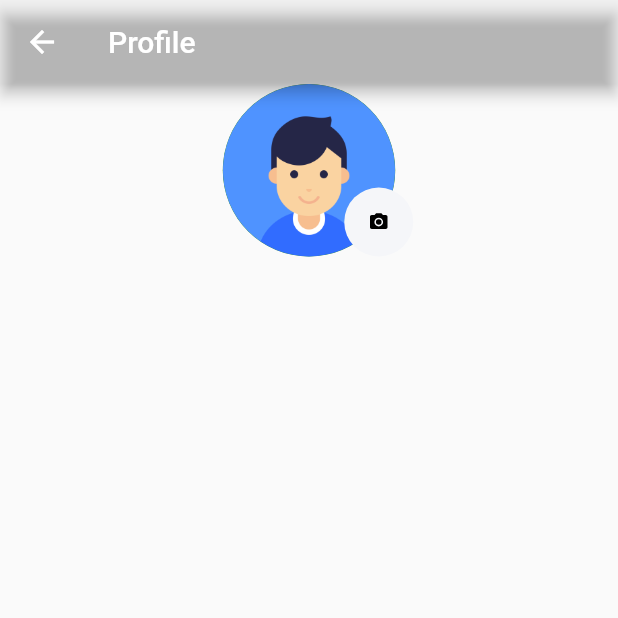
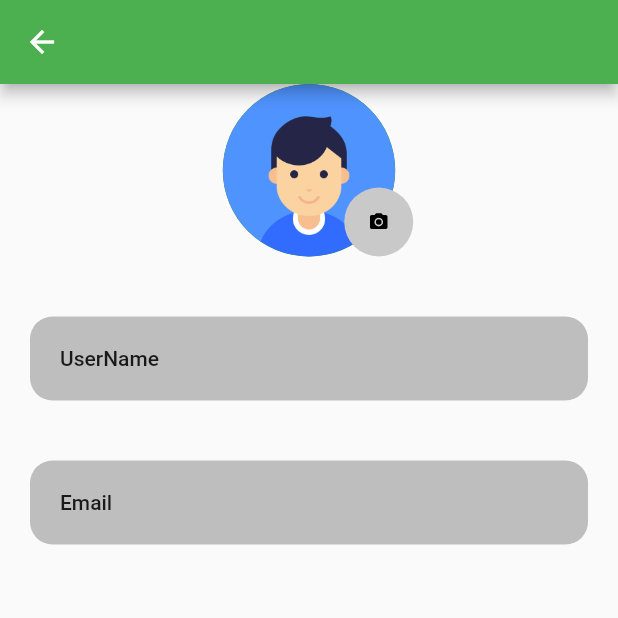
Before and after one commit to Owlar/ZWappR, a Flutter app: the ProfilePage screen opened directly, on a phone screen of 412 x 824 dp, the top half of it. Run offline on Flutter 3.47's test engine with Material 2 defaults, Android fonts, the phone set to English and light mode, and no system bars; our stand-ins replace firebase_auth, firebase_core, flutter_signin_button, flutter_svg, image_picker; missing offline and left inert: flutter_facebook_auth; accounts and stored records are empty.

Commit message:
added Camera function

```diff
--- a/lib/features/profile/ui/profile_page.dart
+++ b/lib/features/profile/ui/profile_page.dart
@@ -1,23 +1,90 @@
+import 'dart:io';
+
 import 'package:flutter/material.dart';
+import 'package:flutter_svg/svg.dart';
+import 'package:image_picker/image_picker.dart';
 import 'package:zwappr/features/profile/ui/profliePicture.dart';
 
 class ProfilePage extends StatefulWidget {
+
   @override
   _ProfilePageState createState() => _ProfilePageState();
+
 }
 
 class _ProfilePageState extends State<ProfilePage> {
+  File _image;
+  final imagePicker = ImagePicker();
+
+  Future getImage() async{
+    final image = await imagePicker.getImage(source: ImageSource.camera);
+    setState(() {
+      _image = File(image.path);
+    });
+
+
+  }
   @override
   Widget build(BuildContext context) {
     return Scaffold(
-      appBar: AppBar(
+      appBar: AppBar(),
+        body:  Center(
+          child: Column(
+            children: [
+              SizedBox(
+                height: 115,
+                width: 115,
+                child: Stack(
+                  fit: StackFit.expand,
+                  overflow: Overflow.visible,
+                  children: [
+                    CircleAvatar(
+                      backgroundImage: _image == null ? AssetImage("assets/images/profile_test.png") : FileImage(_image),
+                    ),
+                    Positioned(
+                      right: -12,
+                      bottom: 0,
+                      child: SizedBox(
+                          height: 46,
+                          width: 46,
+                          child: FlatButton(
 
-        title: Text("Profile"),
-        backgroundColor: Color(0xFF1E1E),
-      ),
-        body:  Center(
-          child: ProfilePicture(),
-
+                            shape: RoundedRectangleBorder(
+                                borderRadius: BorderRadius.circular(50),
+                                side: BorderSide(color: Color(0xFFFFFF))),
+                            color: Color(0xFFC9C9C9),
+                            onPressed: getImage,
+                            child: SvgPicture.asset("assets/icons/photo_camera-24px.svg"),
+                          )
+                      ),
+                    )
+                  ],
+                ),
+              ), SizedBox(height: 20,),
+              Padding(
+                padding: const EdgeInsets.symmetric(horizontal: 20, vertical: 20),
+                child: FlatButton(
+                    padding: EdgeInsets.all(20),
+                    shape: RoundedRectangleBorder(borderRadius: BorderRadius.circular(15)),
+                    color: Color(0xFFBFBEBE),
+                    onPressed: (){},
+                    child: Row(
+                      children: [Expanded(child: Text("UserName"))],
+                    )),
+              ),
+              Padding(
+                padding: const EdgeInsets.symmetric(horizontal: 20, vertical: 20),
+                child: FlatButton(
+                    padding: EdgeInsets.all(20),
+                    shape: RoundedRectangleBorder(borderRadius: BorderRadius.circular(15)),
+                    color: Color(0xFFBFBEBE),
+                    onPressed: (){},
+                    child: Row(
+                      children: [Expanded(child: Text("Email"))],
+                    )),
+              )
+            ],
+          ),
         )
     );
   }
--- a/pubspec.yaml
+++ b/pubspec.yaml
@@ -21,6 +21,10 @@ environment:
   sdk: ">=2.7.0 <3.0.0"
 
 dependencies:
+  #Camera
+  image_picker: ^0.6.7+22
+  path_provider: ^1.6.27
+
   flutter:
     sdk: flutter
 
```
Also changed, not shown: lib/features/profile/ui/profliePicture.dart (+35 -3 lines), pubspec.lock.
